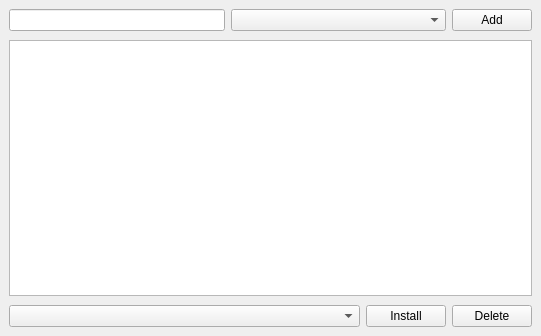
Old version of the form src/plugin/reinstaller/ui/reinstaller_installers.ui in the repository Kezyma/ModOrganizer-Plugins.
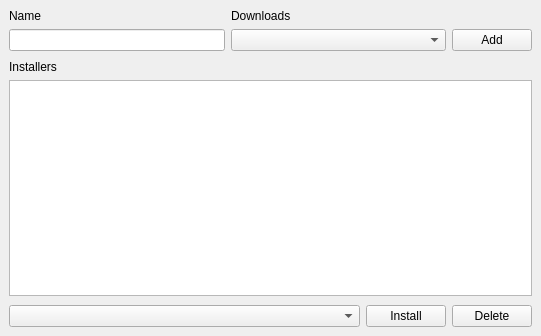
New version of the form.

```diff
--- a/src/plugin/reinstaller/ui/reinstaller_installers.ui
+++ b/src/plugin/reinstaller/ui/reinstaller_installers.ui
@@ -45,6 +45,28 @@
        <number>9</number>
       </property>
       <item>
+       <widget class="QWidget" name="widget_4" native="true">
+        <layout class="QVBoxLayout" name="verticalLayout_3">
+         <property name="leftMargin">
+          <number>0</number>
+         </property>
+         <property name="topMargin">
+          <number>0</number>
+         </property>
+         <property name="rightMargin">
+          <number>0</number>
+         </property>
+         <property name="bottomMargin">
+          <number>0</number>
+         </property>
+         <item>
+          <widget class="QLabel" name="label">
+           <property name="text">
+            <string>Name</string>
+           </property>
+          </widget>
+         </item>
+         <item>
        <widget class="QLineEdit" name="txtName">
         <property name="sizePolicy">
          <sizepolicy hsizetype="Preferred" vsizetype="Fixed">
@@ -54,9 +76,65 @@
         </property>
        </widget>
       </item>
+        </layout>
+       </widget>
+      </item>
+      <item>
+       <widget class="QWidget" name="widget_5" native="true">
+        <layout class="QVBoxLayout" name="verticalLayout_4">
+         <property name="leftMargin">
+          <number>0</number>
+         </property>
+         <property name="topMargin">
+          <number>0</number>
+         </property>
+         <property name="rightMargin">
+          <number>0</number>
+         </property>
+         <property name="bottomMargin">
+          <number>0</number>
+         </property>
+         <item>
+          <widget class="QLabel" name="label_2">
+           <property name="text">
+            <string>Downloads</string>
+           </property>
+          </widget>
+         </item>
       <item>
        <widget class="QComboBox" name="ddlDownloads"/>
       </item>
+        </layout>
+       </widget>
+      </item>
+      <item>
+       <widget class="QWidget" name="widget_6" native="true">
+        <property name="sizePolicy">
+         <sizepolicy hsizetype="Maximum" vsizetype="Preferred">
+          <horstretch>0</horstretch>
+          <verstretch>0</verstretch>
+         </sizepolicy>
+        </property>
+        <layout class="QVBoxLayout" name="verticalLayout_5">
+         <property name="leftMargin">
+          <number>0</number>
+         </property>
+         <property name="topMargin">
+          <number>0</number>
+         </property>
+         <property name="rightMargin">
+          <number>0</number>
+         </property>
+         <property name="bottomMargin">
+          <number>0</number>
+         </property>
+         <item>
+          <widget class="QLabel" name="label_3">
+           <property name="text">
+            <string/>
+           </property>
+          </widget>
+         </item>
       <item>
        <widget class="QPushButton" name="btnAdd">
         <property name="sizePolicy">
@@ -73,6 +151,9 @@
      </layout>
     </widget>
    </item>
+     </layout>
+    </widget>
+   </item>
    <item>
     <widget class="QWidget" name="widget_3" native="true">
      <layout class="QVBoxLayout" name="verticalLayout_2">
@@ -83,7 +164,32 @@
        <number>0</number>
       </property>
       <item>
+       <widget class="QWidget" name="widget_7" native="true">
+        <layout class="QVBoxLayout" name="verticalLayout_6">
+         <property name="leftMargin">
+          <number>0</number>
+         </property>
+         <property name="topMargin">
+          <number>0</number>
+         </property>
+         <property name="rightMargin">
+          <number>0</number>
+         </property>
+         <property name="bottomMargin">
+          <number>0</number>
+         </property>
+         <item>
+          <widget class="QLabel" name="label_4">
+           <property name="text">
+            <string>Installers</string>
+           </property>
+          </widget>
+         </item>
+         <item>
        <widget class="QListWidget" name="lstInstallers"/>
+         </item>
+        </layout>
+       </widget>
       </item>
      </layout>
     </widget>
```
Lines whose indentation alone changed are shown as unchanged.
